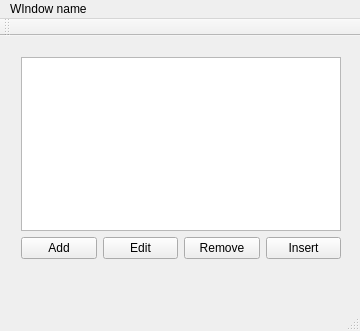
Above: Worksheet5/Exercise2/mainwindow.ui from ejagombar/2021_20240645 before the change. Below: the same form after it.
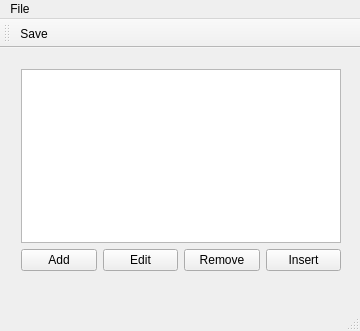
That is the form after the change.

Commit message: added save buttons for task 8

Patch:
```diff
--- a/Worksheet5/Exercise2/mainwindow.ui
+++ b/Worksheet5/Exercise2/mainwindow.ui
@@ -76,7 +76,7 @@
    </property>
    <widget class="QMenu" name="menuWIndow_name">
     <property name="title">
-     <string>WIndow name </string>
+     <string>File</string>
     </property>
    </widget>
    <addaction name="menuWIndow_name"/>
@@ -88,8 +88,14 @@
    <attribute name="toolBarBreak">
     <bool>false</bool>
    </attribute>
+   <addaction name="saveAction"/>
   </widget>
   <widget class="QStatusBar" name="statusBar"/>
+  <action name="saveAction">
+   <property name="text">
+    <string>Save</string>
+   </property>
+  </action>
  </widget>
  <layoutdefault spacing="6" margin="11"/>
  <resources/>
```
Left out of the diff: 1 changed line with no effect on the pictures. The commit also changes 2 other files.
